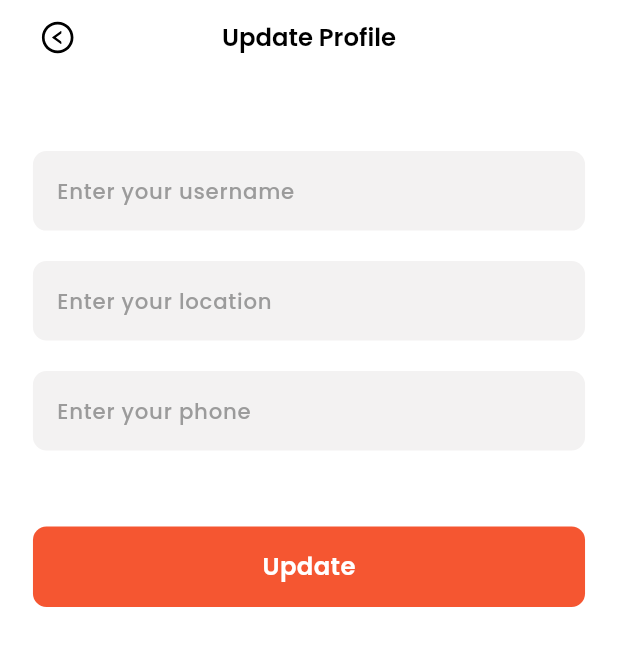
After one commit to phamhuuloc219/job_app, a Flutter app: the UpdateProfileScreen screen opened directly, on a phone screen of 412 x 824 dp. The commit adds this screen. Shown: the top 646 px of the screen. Run offline on Flutter 3.47's test engine with Material 3 defaults, Android fonts, the phone set to English and light mode, and no system bars; our stand-ins replace cached_network_image, firebase_core, firebase_storage, flutter_animate, flutter_chat_bubble, flutter_screenutil and 10 more; accounts and stored records are empty; network calls fail.

Commit message:
feat: update profile

```diff
--- a/lib/controllers/profile_provider.dart
+++ b/lib/controllers/profile_provider.dart
@@ -1,7 +1,62 @@
 import 'package:flutter/material.dart';
-import 'package:job_app/models/response/auth/profile_model.dart';
+import 'package:job_app/models/request/auth/profile_update_model.dart';
+import 'package:job_app/models/response/auth/profile_res_model.dart';
 import 'package:job_app/services/helpers/auth_helper.dart';
 
 class ProfileNotifier extends ChangeNotifier {
+  UpdateProfileRes? _profile;
+  bool _isLoading = false;
+  String? _error;
 
+  UpdateProfileRes? get profile => _profile;
+  bool get isLoading => _isLoading;
+  String? get error => _error;
+
+  Future<void> loadProfile() async {
+    _isLoading = true;
+    _error = null;
+    notifyListeners();
+
+    try {
+      final p = await AuthHelper.fetchProfile();
+      _profile = p;
+    } catch (e) {
+      _error = e.toString();
+    } finally {
+      _isLoading = false;
+      notifyListeners();
+    }
+  }
+
+  Future<void> updateProfile({
+    required String username,
+    required String location,
+    required String phone,
+  }) async {
+    _isLoading = true;
+    _error = null;
+    notifyListeners();
+
+    try {
+      final req = ProfileUpdateReq(
+        username: username,
+        location: location,
+        phone: phone,
+      );
+
+      final updated = await AuthHelper.updateProfile(req);
+
+      _profile = updated;
+    } catch (e) {
+      _error = e.toString();
+    } finally {
+      _isLoading = false;
+      notifyListeners();
+    }
+  }
+
+  void clearError() {
+    _error = null;
+    notifyListeners();
+  }
 }
--- a/lib/models/request/auth/profile_update_model.dart
+++ b/lib/models/request/auth/profile_update_model.dart
@@ -5,29 +5,25 @@ ProfileUpdateReq profileUpdateReqFromJson(String str) => ProfileUpdateReq.fromJs
 String profileUpdateReqToJson(ProfileUpdateReq data) => json.encode(data.toJson());
 
 class ProfileUpdateReq {
+    final String username;
+    final String location;
+    final String phone;
+
     ProfileUpdateReq({
+        required this.username,
         required this.location,
         required this.phone,
-        required this.profile,
-        required this.skills,
     });
 
-    final String location;
-    final String phone;
-    final String profile;
-    final List<String> skills;
-
     factory ProfileUpdateReq.fromJson(Map<String, dynamic> json) => ProfileUpdateReq(
+        username: json["username"],
         location: json["location"],
         phone: json["phone"],
-        profile: json["profile"],
-        skills: List<String>.from(json["skills"].map((x) => x)),
     );
 
     Map<String, dynamic> toJson() => {
+        "username": username,
         "location": location,
         "phone": phone,
-        "profile": profile,
-        "skills": List<dynamic>.from(skills.map((x) => x)),
     };
 }
--- /dev/null
+++ b/lib/models/response/auth/profile_res_model.dart
@@ -0,0 +1,61 @@
+import 'dart:convert';
+
+UpdateProfileRes updateProfileResFromJson(String str) => UpdateProfileRes.fromJson(json.decode(str));
+
+String updateProfileResToJson(UpdateProfileRes data) => json.encode(data.toJson());
+
+class UpdateProfileRes {
+  final String id;
+  final String username;
+  final String email;
+  final String uid;
+  final bool updated;
+  final bool isAdmin;
+  final bool isCompany;
+  final bool skills;
+  final String profile;
+  final String location;
+  final String phone;
+
+  UpdateProfileRes({
+    required this.id,
+    required this.username,
+    required this.email,
+    required this.uid,
+    required this.updated,
+    required this.isAdmin,
+    required this.isCompany,
+    required this.skills,
+    required this.profile,
+    required this.location,
+    required this.phone,
+  });
+
+  factory UpdateProfileRes.fromJson(Map<String, dynamic> json) => UpdateProfileRes(
+    id: json["_id"],
+    username: json["username"],
+    email: json["email"],
+    uid: json["uid"],
+    updated: json["updated"],
+    isAdmin: json["isAdmin"],
+    isCompany: json["isCompany"],
+    skills: json["skills"],
+    profile: json["profile"],
+    location: json["location"],
+    phone: json["phone"],
+  );
+
+  Map<String, dynamic> toJson() => {
+    "_id": id,
+    "username": username,
+    "email": email,
+    "uid": uid,
+    "updated": updated,
+    "isAdmin": isAdmin,
+    "isCompany": isCompany,
+    "skills": skills,
+    "profile": profile,
+    "location": location,
+    "phone": phone,
+  };
+}
--- a/lib/services/config.dart
+++ b/lib/services/config.dart
@@ -15,4 +15,5 @@ class Config {
   static const String chatsUrl = "/api/chats";
   static const String messagingUrl = "/api/messages";
   static const String changePasswordUrl = "/api/users/changepassword";
+  static const String updateProfileUrl = "/api/users/updateprofile";
 }
--- a/lib/services/helpers/auth_helper.dart
+++ b/lib/services/helpers/auth_helper.dart
@@ -6,6 +6,7 @@ import 'package:job_app/models/request/auth/profile_update_model.dart';
 import 'package:job_app/models/request/auth/signup_model.dart';
 import 'package:job_app/models/response/auth/login_res_model.dart';
 import 'package:job_app/models/response/auth/profile_model.dart';
+import 'package:job_app/models/response/auth/profile_res_model.dart';
 import 'package:job_app/models/response/auth/skills.dart';
 import 'package:job_app/services/config.dart';
 
@@ -205,4 +206,50 @@ class AuthHelper {
     }
   }
 
+  static Future<UpdateProfileRes> fetchProfile() async {
+    final SharedPreferences prefs = await SharedPreferences.getInstance();
+    final token = prefs.getString('token');
+    if (token == null) {
+      throw Exception("No authentication token provided");
+    }
+
+    final headers = {
+      'Content-Type': 'application/json',
+      'authorization': 'Bearer $token',
+    };
+
+    final url = Uri.https(Config.apiUrl, Config.updateProfileUrl);
+    final response = await client.get(url, headers: headers);
+
+    if (response.statusCode == 200) {
+      return updateProfileResFromJson(response.body);
+    } else {
+      throw Exception("Failed to fetch profile (status ${response.statusCode})");
+    }
+  }
+
+  static Future<UpdateProfileRes> updateProfile(ProfileUpdateReq reqModel) async {
+    final SharedPreferences prefs = await SharedPreferences.getInstance();
+    final token = prefs.getString('token');
+    if (token == null) {
+      throw Exception("No authentication token provided");
+    }
+
+    final headers = {
+      'Content-Type': 'application/json',
+      'authorization': 'Bearer $token',
+    };
+
+    final url = Uri.https(Config.apiUrl, Config.updateProfileUrl);
+    final body = jsonEncode(reqModel.toJson());
+
+    final response = await client.put(url, headers: headers, body: body);
+
+    if (response.statusCode == 200) {
+      return updateProfileResFromJson(response.body);
+    } else {
+      throw Exception("Failed to update profile (status ${response.statusCode})");
+    }
+  }
+
 }
--- /dev/null
+++ b/lib/views/screens/auth/update_profile_screen.dart
@@ -0,0 +1,157 @@
+import 'package:flutter/material.dart';
+import 'package:flutter_screenutil/flutter_screenutil.dart';
+import 'package:flutter_vector_icons/flutter_vector_icons.dart';
+import 'package:get/get.dart';
+import 'package:job_app/constants/app_constants.dart';
+import 'package:job_app/controllers/profile_provider.dart';
+import 'package:job_app/views/common/app_bar.dart';
+import 'package:job_app/views/common/custom_btn.dart';
+import 'package:job_app/views/common/custom_textfield.dart';
+import 'package:job_app/views/common/height_spacer.dart';
+import 'package:job_app/views/common/pages_loader.dart';
+import 'package:job_app/views/common/styled_container.dart';
+import 'package:provider/provider.dart';
+
+class UpdateProfileScreen extends StatefulWidget {
+  const UpdateProfileScreen({super.key});
+
+  @override
+  State<UpdateProfileScreen> createState() => _UpdateProfileScreenState();
+}
+
+class _UpdateProfileScreenState extends State<UpdateProfileScreen> {
+  final TextEditingController username = TextEditingController();
+  final TextEditingController location = TextEditingController();
+  final TextEditingController phone = TextEditingController();
+  final _formKey = GlobalKey<FormState>();
+
+  @override
+  void initState() {
+    super.initState();
+    // Chỉ load profile, không gán controller ở đây
+    WidgetsBinding.instance.addPostFrameCallback((_) {
+      context.read<ProfileNotifier>().loadProfile();
+    });
+  }
+
+  @override
+  void dispose() {
+    username.dispose();
+    location.dispose();
+    phone.dispose();
+    super.dispose();
+  }
+
+  @override
+  Widget build(BuildContext context) {
+    return Consumer<ProfileNotifier>(
+      builder: (context, notifier, child) {
+        final profile = notifier.profile;
+
+        if (profile != null) {
+          if (username.text.isEmpty) username.text = profile.username;
+          if (location.text.isEmpty) location.text = profile.location;
+          if (phone.text.isEmpty) phone.text = profile.phone;
+        }
+
+        return Scaffold(
+          appBar: PreferredSize(
+            preferredSize: Size.fromHeight(50),
+            child: CustomAppBar(
+              text: 'Update Profile',
+              child: GestureDetector(
+                onTap: () => Get.back(),
+                child: const Icon(AntDesign.leftcircleo),
+              ),
+            ),
+          ),
+          body: notifier.isLoading
+              ? const PageLoader()
+              : buildStyleContainer(
+            context,
+            Padding(
+              padding: EdgeInsets.symmetric(horizontal: 20.w),
+              child: Form(
+                key: _formKey,
+                child: ListView(
+                  padding: EdgeInsets.zero,
+                  children: [
+                    const HeightSpacer(size: 50),
+                    CustomTextField(
+                      controller: username,
+                      hintText: 'Enter your username',
+                      keyboardType: TextInputType.text,
+                      // validator: (val) {
+                      //   if (val == null || val.isEmpty) {
+                      //     return 'Please enter a username';
+                      //   }
+                      //   return null;
+                      // },
+                    ),
+                    const HeightSpacer(size: 20),
+                    CustomTextField(
+                      controller: location,
+                      hintText: 'Enter your location',
+                      keyboardType: TextInputType.text,
+                      // validator: (val) {
+                      //   if (val == null || val.isEmpty) {
+                      //     return 'Please enter a location';
+                      //   }
+                      //   return null;
+                      // },
+                    ),
+                    const HeightSpacer(size: 20),
+                    CustomTextField(
+                      controller: phone,
+                      hintText: 'Enter your phone',
+                      keyboardType: TextInputType.phone,
+                      // validator: (val) {
+                      //   if (val == null || val.isEmpty) {
+                      //     return 'Please enter a phone number';
+                      //   }
+                      //   return null;
+                      // },
+                    ),
+                    const HeightSpacer(size: 50),
+                    CustomButton(
+                      text: 'Update',
+                      onTap: () async {
+                        if (!_formKey.currentState!.validate()) return;
+
+                        await notifier.updateProfile(
+                          username: username.text.trim(),
+                          location: location.text.trim(),
+                          phone: phone.text.trim(),
+                        );
+
+                        if (notifier.error != null) {
+                          ScaffoldMessenger.of(context).showSnackBar(
+                            SnackBar(
+                                content: const Text('Failed to update profile'),
+                                backgroundColor: Color(kDark.value),
+                                behavior: SnackBarBehavior.floating,
+                              duration: const Duration(seconds: 2),
+                            ),
+                          );
+                        } else {
+                          ScaffoldMessenger.of(context).showSnackBar(
+                            SnackBar(
+                                content: const Text('Profile updated successfully'),
+                                backgroundColor: Color(kDark.value),
+                                behavior: SnackBarBehavior.floating,
+                              duration: const Duration(seconds: 2),
+                            ),
+                          );
+                        }
+                      },
+                    ),
+                  ],
+                ),
+              ),
+            ),
+          ),
+        );
+      },
+    );
+  }
+}
--- a/lib/views/screens/job/job_details_screen.dart
+++ b/lib/views/screens/job/job_details_screen.dart
@@ -82,6 +82,7 @@ class _JobDetailsScreenState extends State<JobDetailsScreen> {
                             content: const Text('Bookmark added successfully'),
                             backgroundColor: Color(kDark.value),
                             behavior: SnackBarBehavior.floating,
+                            duration: const Duration(seconds: 3),
                             action: SnackBarAction(
                               label: 'View',
                               textColor: Color(kLight.value),
```
Also changed, not shown: lib/controllers/change_password_provider.dart (+30 -14 lines), lib/views/screens/auth/profile_screen.dart (+8 -5 lines).
